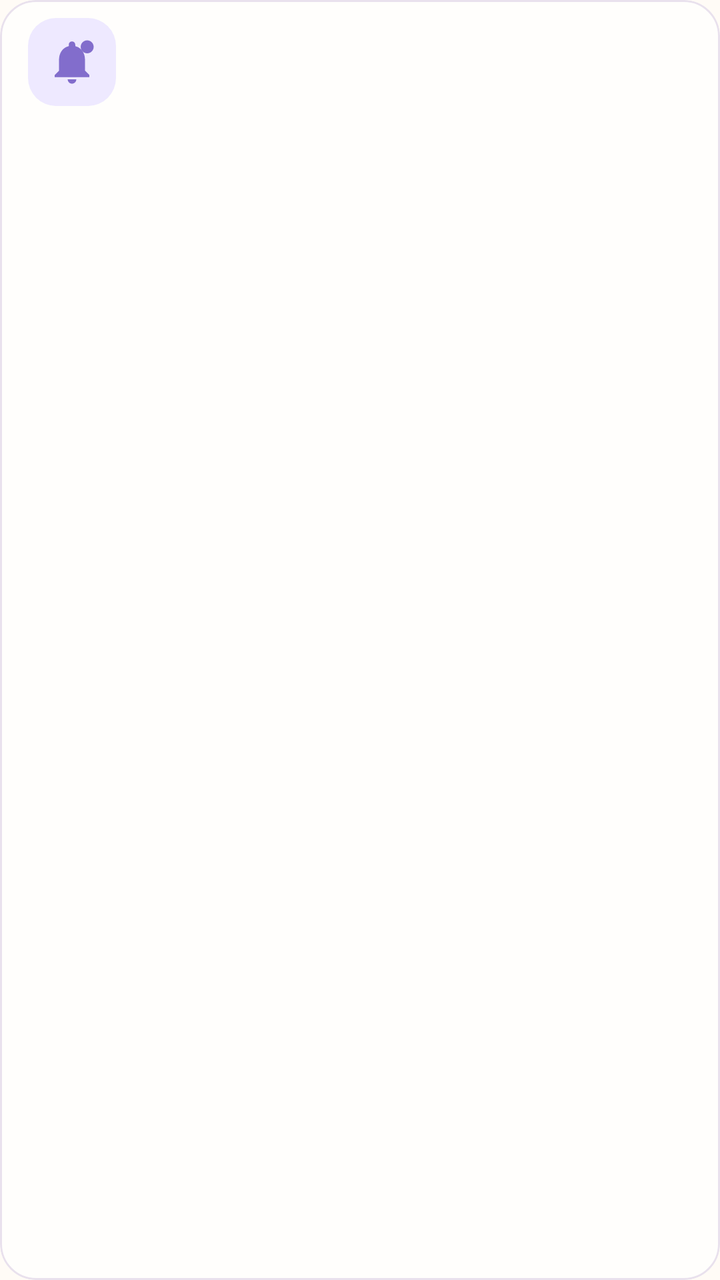
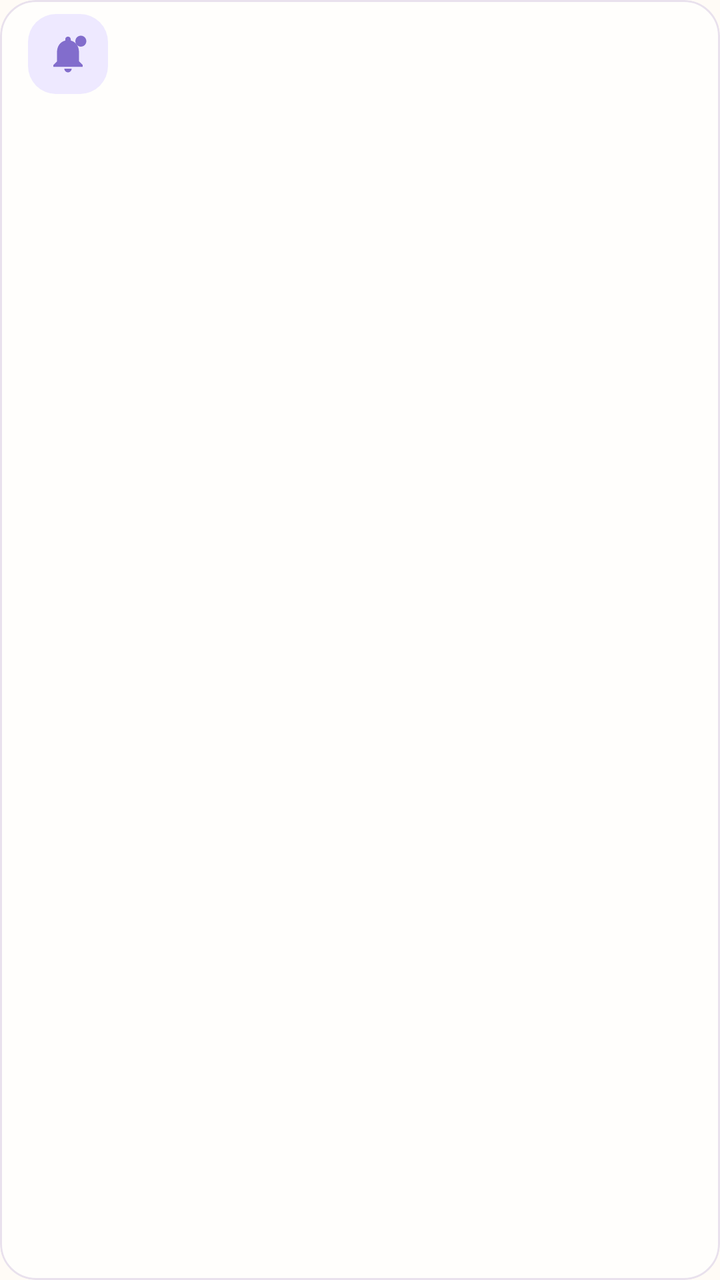

Two renders of the same Android screen: before a commit and after it. Below are the layout's source before the change and the commit's diff.
<!-- AndroidManifest.xml: application theme Theme.KidCare -->
<!-- res/layout/item_alert.xml -->
<?xml version="1.0" encoding="utf-8"?>
<com.google.android.material.card.MaterialCardView
    xmlns:android="http://schemas.android.com/apk/res/android"
    xmlns:app="http://schemas.android.com/apk/res-auto"
    android:layout_width="match_parent"
    android:layout_height="wrap_content"
    android:layout_marginHorizontal="@dimen/edge"
    android:layout_marginVertical="@dimen/card_gap">

    <LinearLayout
        android:layout_width="match_parent"
        android:layout_height="wrap_content"
        android:minHeight="48dp"
        android:gravity="center_vertical"
        android:orientation="horizontal"
        android:paddingHorizontal="@dimen/card_pad"
        android:paddingVertical="9dp">

        <ImageView
            android:id="@+id/event_icon"
            android:layout_width="@dimen/sticker"
            android:layout_height="@dimen/sticker"
            android:background="@drawable/bg_icon_soft"
            android:importantForAccessibility="no"
            android:padding="9dp"
            android:src="@drawable/ic_tab_alert"
            app:tint="@color/sky" />

        <LinearLayout
            android:layout_width="0dp"
            android:layout_height="wrap_content"
            android:layout_marginStart="12dp"
            android:layout_weight="1"
            android:orientation="vertical">

            <TextView
                android:id="@+id/title_text"
                android:layout_width="match_parent"
                android:layout_height="wrap_content"
                android:textAppearance="?attr/textAppearanceTitleMedium" />

        
            <TextView
                android:id="@+id/detail_text"
                android:layout_width="match_parent"
                android:layout_height="wrap_content"
                android:layout_marginTop="2dp"
                android:textAppearance="?attr/textAppearanceBodySmall"
                android:textColor="?attr/colorOnSurfaceVariant"
                android:visibility="gone" />
        </LinearLayout>
    </LinearLayout>
</com.google.android.material.card.MaterialCardView>
<!-- resources referenced by this layout -->
<resources>
  <color name="sky">#826DCC</color>
  <dimen name="card_gap">5dp</dimen>
  <dimen name="card_pad">14dp</dimen>
  <dimen name="edge">20dp</dimen>
  <dimen name="sticker">44dp</dimen>
  <color name="sky_soft">#EEE9FF</color>
  <color name="on_accent">#FFFFFF</color>
  <color name="ink">#342D3F</color>
  <color name="apricot">#F2A05F</color>
  <color name="apricot_soft">#FFF0E2</color>
  <color name="on_apricot_soft">#5A3216</color>
  <color name="grass">#7E9D68</color>
  <color name="grass_soft">#EDF4E7</color>
  <color name="berry_ink">#B64C66</color>
  <color name="paper_card">#FFFEFC</color>
  <color name="berry_soft">#FDE8F2</color>
  <color name="on_berry_soft">#5B213C</color>
  <color name="paper">#FFFBF6</color>
  <color name="paper_fold">#F5F0FF</color>
  <color name="ink_soft">#776E84</color>
  <color name="line">#A398AE</color>
  <color name="line_soft">#E9E1ED</color>
  <style parent="" name="ShapeAppearance.KidCare.ExtraSmall">
          <item name="cornerFamily">rounded</item>
          <item name="cornerSize">6dp</item>
      </style>
  <style parent="" name="ShapeAppearance.KidCare.Small">
          <item name="cornerFamily">rounded</item>
          <item name="cornerSize">12dp</item>
      </style>
  <style parent="" name="ShapeAppearance.KidCare.Medium">
          <item name="cornerFamily">rounded</item>
          <item name="cornerSize">18dp</item>
      </style>
  <style parent="" name="ShapeAppearance.KidCare.Large">
          <item name="cornerFamily">rounded</item>
          <item name="cornerSize">24dp</item>
      </style>
  <style parent="" name="ShapeAppearance.KidCare.ExtraLarge">
          <item name="cornerFamily">rounded</item>
          <item name="cornerSize">28dp</item>
      </style>
  <style name="TextAppearance.KidCare.TitleLarge" parent="TextAppearance.Material3.TitleLarge">
          <item name="android:textSize">21sp</item><item name="android:fontFamily">sans-serif-medium</item><item name="lineHeight">28sp</item>
      </style>
  <style name="TextAppearance.KidCare.TitleMedium" parent="TextAppearance.Material3.TitleMedium">
          <item name="android:textSize">18sp</item><item name="android:fontFamily">sans-serif-medium</item><item name="lineHeight">26sp</item>
      </style>
  <style name="TextAppearance.KidCare.TitleSmall" parent="TextAppearance.Material3.TitleSmall">
          <item name="android:textSize">16sp</item><item name="android:fontFamily">sans-serif-medium</item><item name="lineHeight">23sp</item>
      </style>
  <style name="TextAppearance.KidCare.BodyLarge" parent="TextAppearance.Material3.BodyLarge">
          <item name="android:textSize">17sp</item><item name="lineHeight">26sp</item>
      </style>
  <style name="TextAppearance.KidCare.BodyMedium" parent="TextAppearance.Material3.BodyMedium">
          <item name="android:textSize">15sp</item><item name="lineHeight">23sp</item>
      </style>
  <style name="TextAppearance.KidCare.BodySmall" parent="TextAppearance.Material3.BodySmall">
          <item name="android:textSize">13sp</item><item name="lineHeight">19sp</item>
      </style>
  <style name="TextAppearance.KidCare.LabelLarge" parent="TextAppearance.Material3.LabelLarge">
          <item name="android:textSize">15sp</item><item name="android:fontFamily">sans-serif-medium</item><item name="lineHeight">21sp</item>
      </style>
  <style name="TextAppearance.KidCare.LabelMedium" parent="TextAppearance.Material3.LabelMedium">
          <item name="android:textSize">13sp</item><item name="android:fontFamily">sans-serif-medium</item><item name="lineHeight">18sp</item>
      </style>
  <style name="TextAppearance.KidCare.LabelSmall" parent="TextAppearance.Material3.LabelSmall">
          <item name="android:textSize">12sp</item><item name="android:fontFamily">sans-serif-medium</item><item name="lineHeight">16sp</item>
      </style>
  <style parent="" name="ShapeAppearance.KidCare.Pill">
          <item name="cornerFamily">rounded</item>
          <item name="cornerSize">50%</item>
      </style>
  <!-- unchanged entries left out for length: 15 -->
</resources>

<!-- the commit's change to res/layout/item_alert.xml (unified diff, before → after) -->
@@ -14,12 +14,12 @@
         android:gravity="center_vertical"
         android:orientation="horizontal"
         android:paddingHorizontal="@dimen/card_pad"
-        android:paddingVertical="9dp">
+        android:paddingVertical="7dp">
 
         <ImageView
             android:id="@+id/event_icon"
-            android:layout_width="@dimen/sticker"
-            android:layout_height="@dimen/sticker"
+            android:layout_width="40dp"
+            android:layout_height="40dp"
             android:background="@drawable/bg_icon_soft"
             android:importantForAccessibility="no"
             android:padding="9dp"
<!-- resource entries referenced after the edit -->
@@ -4,7 +4,6 @@
   <dimen name="card_gap">5dp</dimen>
   <dimen name="card_pad">14dp</dimen>
   <dimen name="edge">20dp</dimen>
-  <dimen name="sticker">44dp</dimen>
   <color name="sky_soft">#EEE9FF</color>
   <color name="on_accent">#FFFFFF</color>
   <color name="ink">#342D3F</color>
